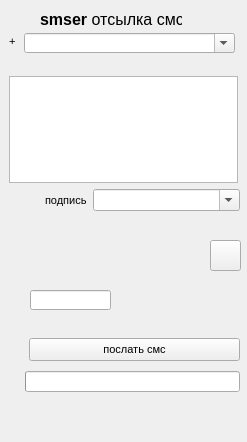
First picture: the form in src/mainwidget.ui, repository sluge/smser, before the edit.
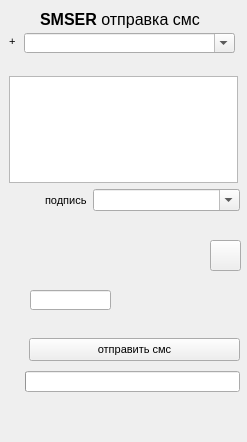
Second picture: the form after the edit. Icons and pictures are not drawn.

```diff
--- a/src/mainwidget.ui
+++ b/src/mainwidget.ui
@@ -24,7 +24,7 @@
     <rect>
      <x>40</x>
      <y>10</y>
-     <width>142</width>
+     <width>191</width>
      <height>20</height>
     </rect>
    </property>
@@ -32,11 +32,11 @@
     <string>&lt;!DOCTYPE HTML PUBLIC &quot;-//W3C//DTD HTML 4.0//EN&quot; &quot;http://www.w3.org/TR/REC-html40/strict.dtd&quot;&gt;
 &lt;html&gt;&lt;head&gt;&lt;meta name=&quot;qrichtext&quot; content=&quot;1&quot; /&gt;&lt;style type=&quot;text/css&quot;&gt;
 p, li { white-space: pre-wrap; }
-&lt;/style&gt;&lt;/head&gt;&lt;body style=&quot; font-family:'Sans Serif'; font-size:8pt; font-weight:400; font-style:normal;&quot;&gt;
+&lt;/style&gt;&lt;/head&gt;&lt;body style=&quot; font-family:'MS Shell Dlg 2'; font-size:8pt; font-weight:400; font-style:normal;&quot;&gt;
 &lt;table border=&quot;0&quot; style=&quot;-qt-table-type: root; margin-top:4px; margin-bottom:4px; margin-left:4px; margin-right:4px;&quot;&gt;
 &lt;tr&gt;
 &lt;td style=&quot;border: none;&quot;&gt;
-&lt;p style=&quot; margin-top:0px; margin-bottom:0px; margin-left:0px; margin-right:0px; -qt-block-indent:0; text-indent:0px;&quot;&gt;&lt;span style=&quot; font-size:12pt; font-weight:600;&quot;&gt;smser &lt;/span&gt;&lt;span style=&quot; font-size:12pt;&quot;&gt;отсылка смс&lt;/span&gt;&lt;/p&gt;&lt;/td&gt;&lt;/tr&gt;&lt;/table&gt;&lt;/body&gt;&lt;/html&gt;</string>
+&lt;p style=&quot; margin-top:0px; margin-bottom:0px; margin-left:0px; margin-right:0px; -qt-block-indent:0; text-indent:0px;&quot;&gt;&lt;span style=&quot; font-family:'Sans Serif'; font-size:12pt; font-weight:600;&quot;&gt;SMSER &lt;/span&gt;&lt;span style=&quot; font-family:'Sans Serif'; font-size:12pt;&quot;&gt;отправка смс&lt;/span&gt;&lt;/p&gt;&lt;/td&gt;&lt;/tr&gt;&lt;/table&gt;&lt;/body&gt;&lt;/html&gt;</string>
    </property>
    <property name="alignment">
     <set>Qt::AlignCenter</set>
@@ -190,7 +190,7 @@
     </rect>
    </property>
    <property name="text">
-    <string>послать смс</string>
+    <string>отправить смс</string>
    </property>
   </widget>
   <widget class="QLabel" name="authorTL">
```
Left out of the diff: 3 changed lines with no effect on the pictures.
